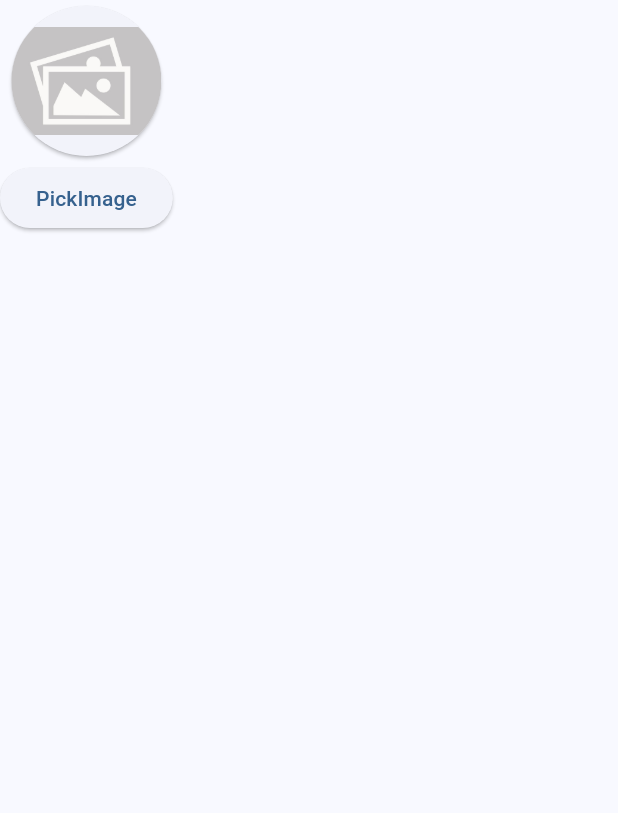
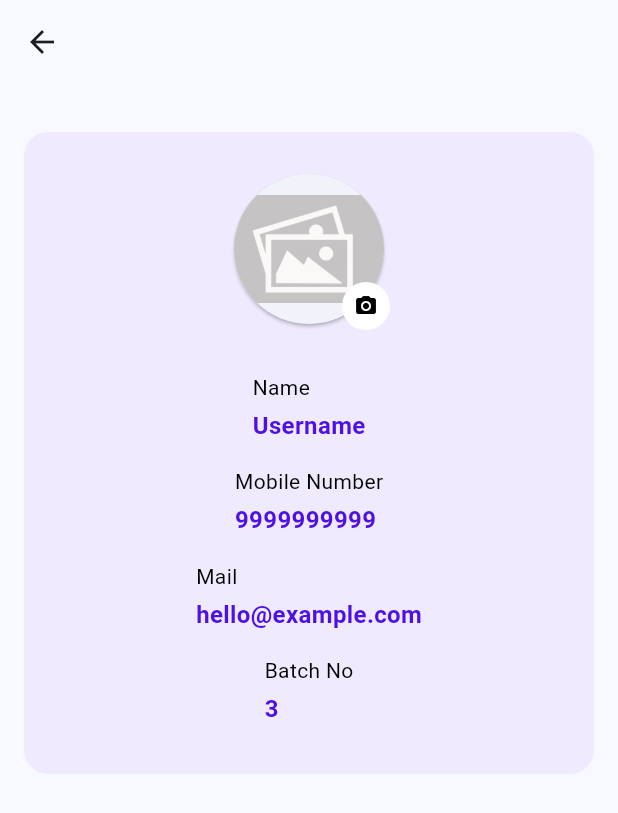
Before and after one commit to Dhanhunjayreddy/learning, a Flutter app: the ProfileScreen screen opened directly, on a phone screen of 412 x 824 dp. Shown: the top 813 px of the screen. Run offline on Flutter 3.47's test engine with Material 3 defaults, Android fonts, the phone set to English and light mode, and no system bars; our stand-ins replace image_picker.

Commit message:
profile page

```diff
--- a/lib/home/home_screen.dart
+++ b/lib/home/home_screen.dart
@@ -1,5 +1,6 @@
 import 'package:flutter/material.dart';
 import 'package:loginpage/courses.dart';
+import 'package:loginpage/login/login_screen.dart';
 import 'package:loginpage/profile/profile_screen.dart';
 
 import '../utilities/theme.dart';
@@ -48,7 +49,7 @@ class HomeScreen extends StatelessWidget {
                 onPressed: () {
                   Navigator.push(
                     context,
-                    MaterialPageRoute(builder: (context) => ProfileScreen()),
+                    MaterialPageRoute(builder: (context) => LoginScreen()),
                   );
                 },
                 child: Text(
--- a/lib/main.dart
+++ b/lib/main.dart
@@ -5,6 +5,7 @@ import 'package:loginpage/course_inside.dart';
 import 'package:loginpage/forgot_password.dart';
 
 import 'package:loginpage/login/login_screen.dart';
+import 'package:loginpage/otp_verify/otp_verify_screen.dart';
 import 'package:loginpage/reset_password.dart';
 
 import 'courses.dart';
@@ -130,7 +131,7 @@ class _RegisterPageState extends State<RegisterPage> {
                         Navigator.push(
                           context,
                           MaterialPageRoute(
-                            builder: (context) => CourseInside(),
+                            builder: (context) => OtpVerifyScreen(),
                           ),
                         );
                       },
--- a/lib/profile/profile_screen.dart
+++ b/lib/profile/profile_screen.dart
@@ -2,6 +2,7 @@ import 'dart:io';
 
 import 'package:flutter/material.dart';
 import 'package:image_picker/image_picker.dart';
+import 'package:loginpage/home/home_screen.dart';
 
 // ignore: must_be_immutable
 class ProfileScreen extends StatelessWidget {
@@ -13,25 +14,55 @@ class ProfileScreen extends StatelessWidget {
   @override
   Widget build(BuildContext context) {
     return Scaffold(
+      appBar: AppBar(
+        leading: IconButton(
+          icon: const Icon(Icons.arrow_back),
+          onPressed: () {
+            Navigator.push(
+              context,
+              MaterialPageRoute(builder: (context) => HomeScreen()),
+            );
+          },
+        ),
+      ),
       body: SafeArea(
+        child: Padding(
+          padding: const EdgeInsets.only(top: 32.0),
+          child: Column(
+            mainAxisAlignment: MainAxisAlignment.start,
+            mainAxisSize: MainAxisSize.max,
+            children: [
+              Container(
+                width: double.infinity,
+                margin: EdgeInsets.symmetric(horizontal: 16),
+                decoration: BoxDecoration(
+                  color: Color(0xFFEFEAFE),
+                  borderRadius: BorderRadius.circular(16),
+                ),
+                padding: const EdgeInsets.symmetric(
+                  vertical: 24,
+                  horizontal: 16,
+                ),
                 child: Column(
                   children: [
                     ValueListenableBuilder(
                       builder: (context, profileFile, __) {
-                return Card(
+                        return Stack(
+                          alignment: Alignment.bottomRight,
+                          children: [
+                            Card(
                               shape: RoundedRectangleBorder(
                                 borderRadius: BorderRadius.circular(100.0),
                               ),
                               child: ClipRRect(
                                 borderRadius: BorderRadius.circular(50),
-                    // decoration:
-                    //     BoxDecoration(color: Colors.grey, shape: BoxShape.circle),
                                 child:
                                     (profileFile?.path.isNotEmpty ?? false)
                                         ? Image.file(
                                           File(profileFile?.path ?? ""),
                                           height: 100,
                                           width: 100,
+                                          fit: BoxFit.cover,
                                         )
                                         : Image.asset(
                                           "asset/images/place_holder.jpg",
@@ -39,18 +70,31 @@ class ProfileScreen extends StatelessWidget {
                                           width: 100,
                                         ),
                               ),
+                            ),
+                            CircleAvatar(
+                              backgroundColor: Colors.white,
+                              radius: 16,
+                              child: Icon(
+                                Icons.camera_alt,
+                                size: 16,
+                                color: Colors.black,
+                              ),
+                            ),
+                          ],
                         );
                       },
                       valueListenable: profilePath,
                     ),
-            ElevatedButton(
-              onPressed: () async {
-                String pick = await bottomSheet(context);
-                pickImage(context, pick);
-              },
-              child: const Text("PickImage"),
+                    const SizedBox(height: 20),
+                    buildProfileField("Name", "Username"),
+                    buildProfileField("Mobile Number", "9999999999"),
+                    buildProfileField("Mail", "hello@example.com"),
+                    buildProfileField("Batch No", "3"),
+                  ],
+                ),
               ),
             ],
+          ),
         ),
       ),
     );
@@ -114,4 +158,25 @@ class ProfileScreen extends StatelessWidget {
 
     return pick;
   }
+
+  Widget buildProfileField(String label, String value) {
+    return Padding(
+      padding: const EdgeInsets.symmetric(vertical: 8),
+      child: Column(
+        crossAxisAlignment: CrossAxisAlignment.start,
+        children: [
+          Text(label, style: TextStyle(color: Colors.black)),
+          const SizedBox(height: 4),
+          Text(
+            value,
+            style: TextStyle(
+              color: Color.fromARGB(255, 77, 16, 230),
+              fontWeight: FontWeight.bold,
+              fontSize: 16,
+            ),
+          ),
+        ],
+      ),
+    );
   }
+}
```
Also changed, not shown: lib/courses.dart (+14 -24 lines), lib/module_wise.dart (+74 -3 lines). Lines whose indentation alone changed are shown as unchanged.
